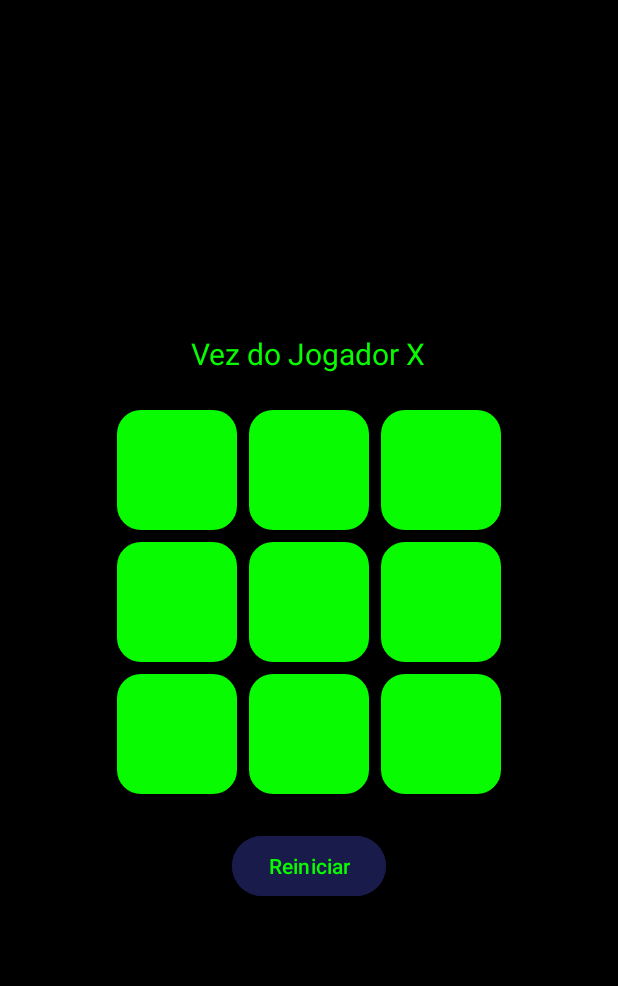
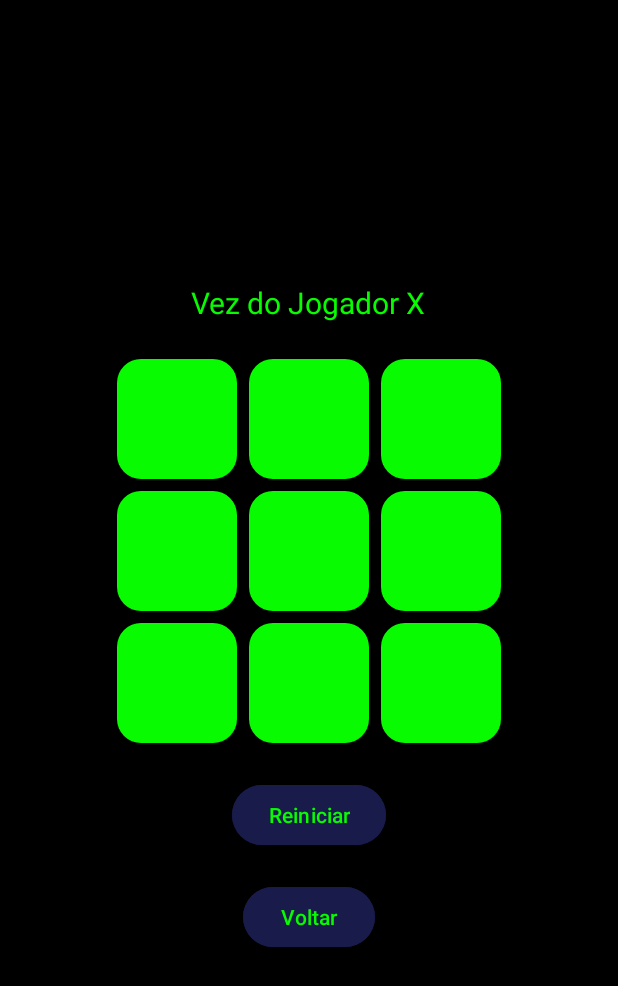
Before and after one commit to Adenilson-Rodrigues-Silva/tic-tac-toe-kotlin, an Android app: the layout activity_main.xml on its own in the app's theme, with its tools: preview values and no code run, on a phone screen of 412 x 824 dp. Shown: the top 986 px of the screen. Run offline under Robolectric (Android 15) with nearby library versions, the phone set to English and light mode, and no system bars.

Commit message:
Adicionar tela de seleção, botão voltar e ajustes diversos

```diff
--- a/app/src/main/res/layout/activity_main.xml
+++ b/app/src/main/res/layout/activity_main.xml
@@ -89,4 +89,15 @@
         android:text="Reiniciar"
         android:textColor="#08FB00" />
 
+
+    <Button
+        android:id="@+id/buttonVoltar"
+        android:layout_width="wrap_content"
+        android:layout_height="wrap_content"
+        android:layout_marginTop="20dp"
+        android:backgroundTint="#191B4B"
+        android:text="Voltar"
+        android:textColor="#08FB00" />
+
+
 </LinearLayout>
--- a/app/src/main/res/values/colors.xml
+++ b/app/src/main/res/values/colors.xml
@@ -2,4 +2,9 @@
 <resources>
     <color name="black">#FF000000</color>
     <color name="white">#FFFFFFFF</color>
+    <color name="VerdeBotao">#08FB00</color>
+    <color name="primary">#6200EE</color>
+    <color name="secondary">#03DAC5</color>
+
+
 </resources>
```
Also changed, not shown: app/src/main/AndroidManifest.xml (+8 -2 lines), app/src/main/java/com/example/tictactoe/MainActivity.kt (+14 -0 lines), app/src/main/java/com/example/tictactoe/ModeSelectionActivity.kt (added, +31 -0 lines), app/src/main/res/layout/activity_mode_selection.xml (added, +27 -0 lines).
